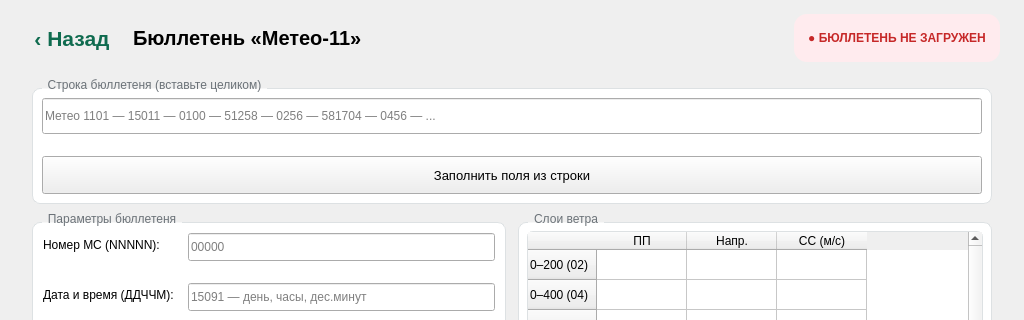
The window that Meteo11.ui (Pobryakushka/MMK) describes before a commit, drawn with Qt 5; both pictures show x 0 to 1024 and y 0 to 320 of the 1024 by 640 pixel window.
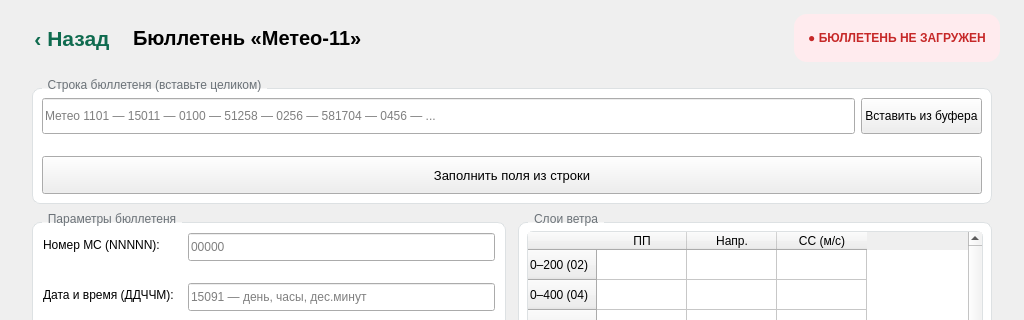
The same window after the commit.

```diff
--- a/Meteo11.ui
+++ b/Meteo11.ui
@@ -144,6 +144,11 @@
          <number>4</number>
         </property>
         <item>
+         <layout class="QHBoxLayout" name="hLayoutRawBulletin">
+          <property name="spacing">
+           <number>6</number>
+          </property>
+          <item>
          <widget class="QLineEdit" name="lineEdit_rawBulletin">
           <property name="minimumSize">
            <size>
@@ -155,6 +160,24 @@
            <string>Метео 1101 — 15011 — 0100 — 51258 — 0256 — 581704 — 0456 — ...</string>
           </property>
          </widget>
+          </item>
+          <item>
+           <widget class="QPushButton" name="btnMet11Paste">
+            <property name="minimumSize">
+             <size>
+              <width>0</width>
+              <height>36</height>
+             </size>
+            </property>
+            <property name="toolTip">
+             <string>Вставить текст из буфера обмена</string>
+            </property>
+            <property name="text">
+             <string>Вставить из буфера</string>
+            </property>
+           </widget>
+          </item>
+         </layout>
         </item>
         <item>
          <widget class="QLabel" name="lblRawBulletinHint">
```
Lines whose indentation alone changed are shown as unchanged.
